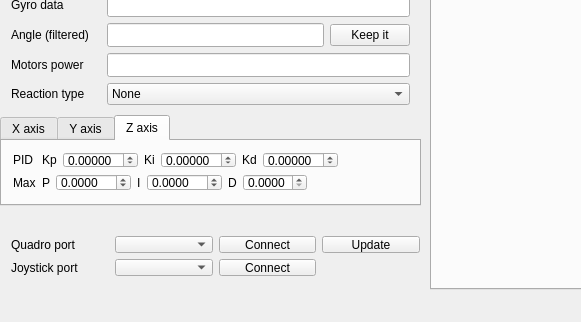
Old version of the form control/qt/quadro.ui in the repository it-workshop/Quadrocopter; both pictures show x 0 to 581 and y 251 to 573 of the 1054 by 573 pixel window.
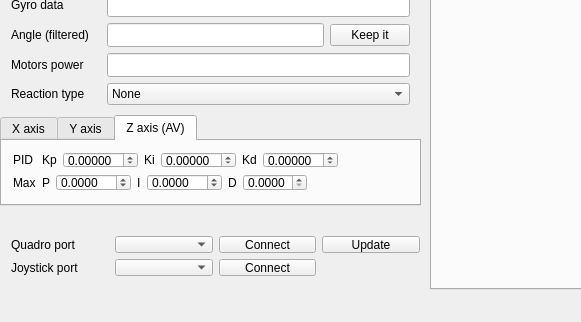
New version of the form. The open tabs and pages were chosen to show the change. Custom widgets are drawn as their Qt base class.

Diff of the .ui file:
```diff
--- a/control/qt/quadro.ui
+++ b/control/qt/quadro.ui
@@ -1165,7 +1165,7 @@
     </widget>
     <widget class="QWidget" name="z">
      <attribute name="title">
-      <string>Z axis</string>
+      <string>Z axis (AV)</string>
      </attribute>
      <widget class="QWidget" name="formLayoutWidget_6">
       <property name="geometry">
```
Left out of the diff: 26 changed lines with no effect on the pictures.
